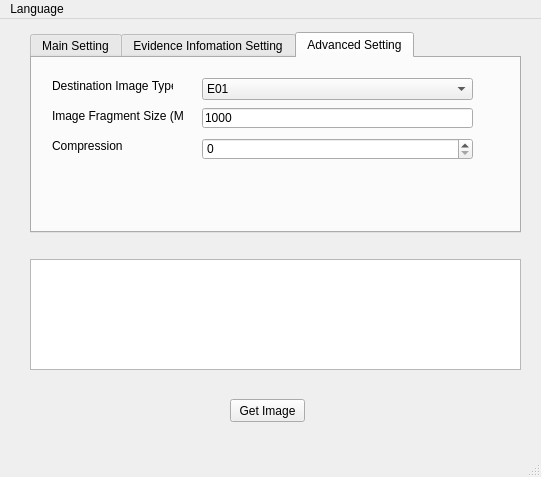
Qt form mainwindow.ui (Hi-Im-darkness/FTKGui) before a commit.
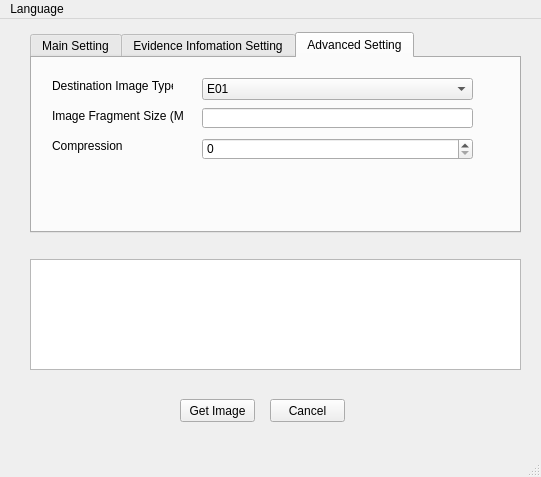
The same form after that commit. The open tabs and pages were chosen to show the change.

Commit message: Time: 29/06/2018 Add Cancel button Replace all string with QString Replace classic C fuction with QT fuction Add some check before start ftkimager process

Patch:
```diff
--- a/mainwindow.ui
+++ b/mainwindow.ui
@@ -17,7 +17,7 @@
    <widget class="QPushButton" name="pushButton">
     <property name="geometry">
      <rect>
-      <x>230</x>
+      <x>180</x>
       <y>380</y>
       <width>75</width>
       <height>23</height>
@@ -331,7 +331,7 @@
        </rect>
       </property>
       <property name="text">
-       <string>1000</string>
+       <string/>
       </property>
      </widget>
      <widget class="QLabel" name="label_10">
@@ -397,6 +397,19 @@
      </rect>
     </property>
    </widget>
+   <widget class="QPushButton" name="pushButton_2">
+    <property name="geometry">
+     <rect>
+      <x>270</x>
+      <y>380</y>
+      <width>75</width>
+      <height>23</height>
+     </rect>
+    </property>
+    <property name="text">
+     <string>Cancel</string>
+    </property>
+   </widget>
   </widget>
   <widget class="QStatusBar" name="statusBar"/>
   <widget class="QMenuBar" name="menuBar">
```
The commit also changes 5 other files.
